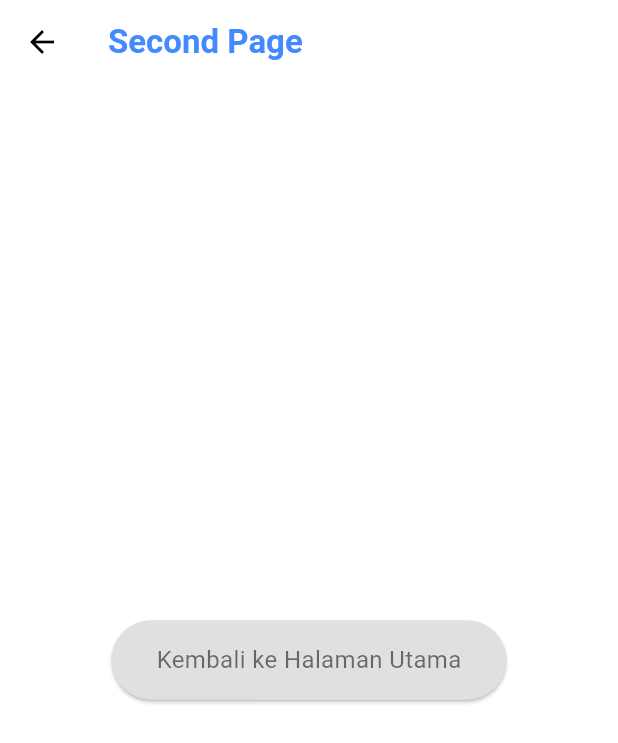
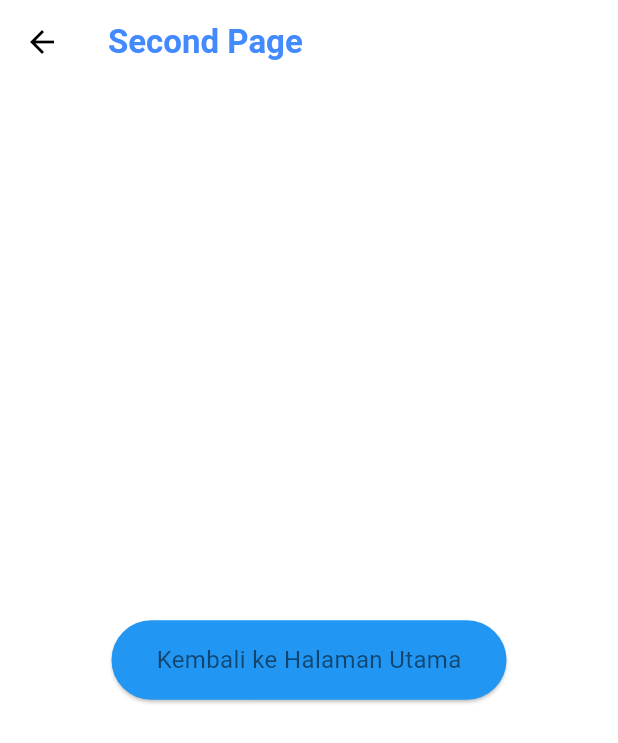
Before and after one commit to Radisty32/navigasi_app, a Flutter app: the SecondPage screen opened by its route, on a phone screen of 412 x 824 dp. Shown: the top 743 px of the screen. Run offline on Flutter 3.47's test engine with Material 3 defaults, Android fonts, the phone set to English and light mode, and no system bars.

Commit message:
perubahan pada kode

```diff
--- a/lib/second_page.dart
+++ b/lib/second_page.dart
@@ -5,7 +5,10 @@ class SecondPage extends StatelessWidget {
   Widget build(BuildContext context) {
     return Scaffold(
       appBar: AppBar(
-        title: Text('Second Page', style: Theme.of(context).textTheme.headline6),
+        title: Text(
+          'Second Page',
+          style: Theme.of(context).textTheme.titleLarge, // pengganti headline6
+        ),
       ),
       body: Center(
         child: ElevatedButton(
@@ -13,13 +16,13 @@ class SecondPage extends StatelessWidget {
             Navigator.pop(context);
           },
           style: ElevatedButton.styleFrom(
-            primary: Theme.of(context).buttonColor,
+            backgroundColor: Theme.of(context).colorScheme.primary, // bukan buttonColor
             padding: EdgeInsets.symmetric(horizontal: 30, vertical: 15),
             textStyle: TextStyle(fontSize: 18),
           ),
           child: Text(
             'Kembali ke Halaman Utama',
-            style: Theme.of(context).textTheme.bodyText2,
+            style: Theme.of(context).textTheme.bodyMedium, // pengganti bodyText2
           ),
         ),
       ),
```
